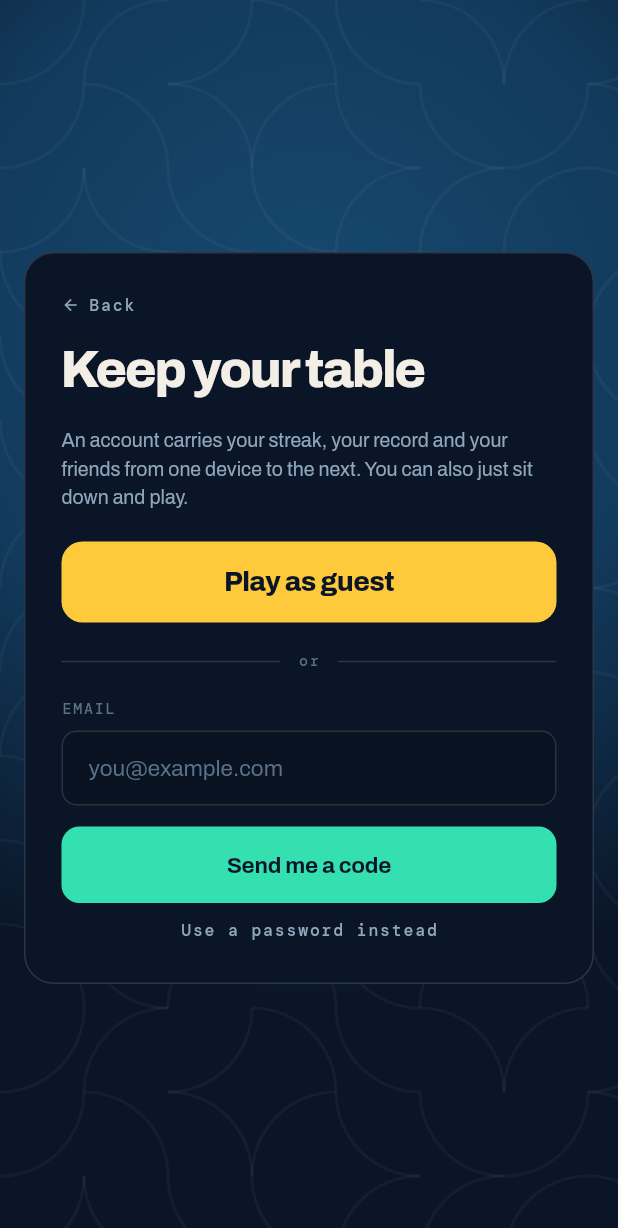
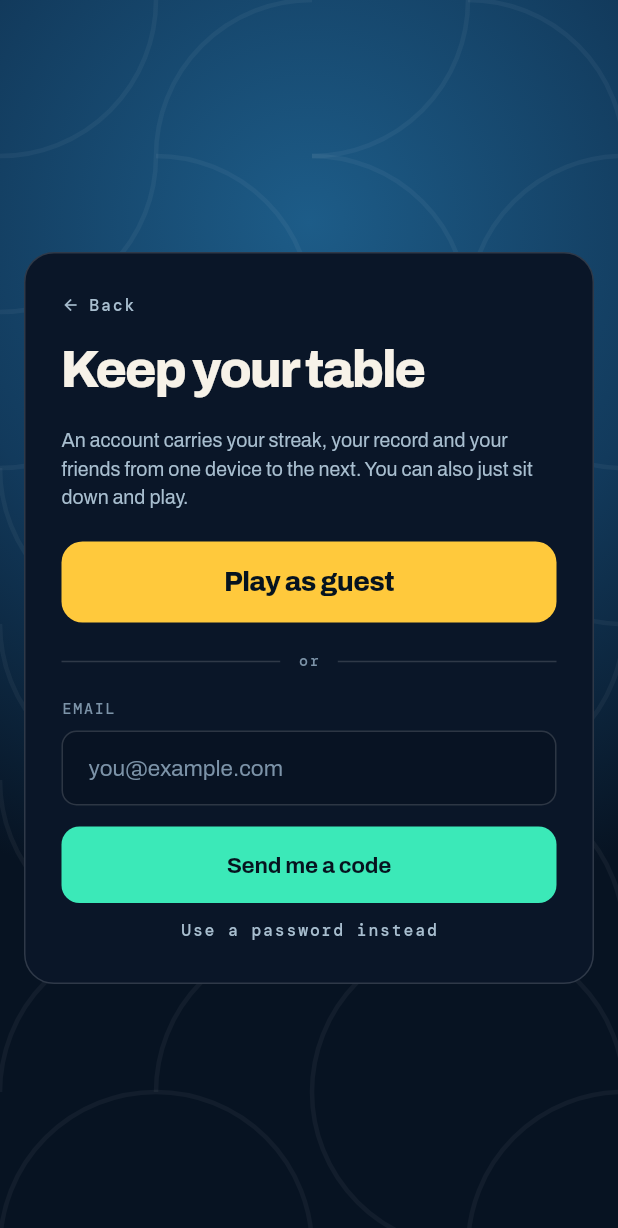
Before and after one commit to LuizFelipeBarbosa/canastra-flutter, a Flutter app: the screen it shows after launch, after a tap on "SIGN IN", on a phone screen of 412 x 824 dp. Shown: the top 1228 px of the screen. Run offline on Flutter 3.47's test engine with Material 3 defaults, Android fonts, the phone set to English and light mode, and no system bars; our stand-ins replace shared_preferences, shelf, shelf_web_socket, supabase_flutter; accounts and stored records are empty.

Commit message:
Repaint both tables in the NOITE and SOL directions

```diff
--- a/lib/ui/theme.dart
+++ b/lib/ui/theme.dart
@@ -92,6 +92,21 @@ class Palette {
   final Color markFill;
   final Color markVoid;
 
+  /// The multiplier applied to card corner radii.
+  final double cardRadiusFactor;
+
+  /// The card border stroke width.
+  final double cardBorderW;
+
+  /// The centre of the felt radial gradient.
+  final Alignment groundCenter;
+
+  /// The radius of the felt radial gradient.
+  final double groundRadius;
+
+  /// The stops of the felt radial gradient.
+  final List<double> groundStops;
+
   const Palette({
     required this.shell,
     required this.ground,
@@ -127,88 +142,103 @@ class Palette {
     required this.avatarInk,
     required this.markFill,
     required this.markVoid,
+    required this.cardRadiusFactor,
+    required this.cardBorderW,
+    required this.groundCenter,
+    required this.groundRadius,
+    required this.groundStops,
   });
 
   /// `mesa noite`.
   static const dark = Palette(
     shell: Color(0xFF06101D),
-    ground: [Color(0xFF17496F), Color(0xFF123A5C), Color(0xFF0A1628)],
-    motifInk: Color(0x09FFFFFF),
-    text: Color(0xFFF4EFE6),
-    ash: Color(0xFF8FA6BC),
-    ashDim: Color(0xFF5A7189),
-    line: Color(0x22FFFFFF),
-    panel: Color(0x33000000),
-    panelHot: Color(0x1A000000),
+    ground: [Color(0xFF1D5C88), Color(0xFF123A5C), Color(0xFF071322)],
+    motifInk: Color(0x0BFFFFFF),
+    text: Color(0xFFF7F2E8),
+    ash: Color(0xFFA8BECF),
+    ashDim: Color(0xFF7C93A8),
+    line: Color(0x26FFFFFF),
+    panel: Color(0x57040E1A),
+    panelHot: Color(0x213BE9B8),
     strip: Color(0x4D000000),
     sheet: Color(0xFF0A1628),
     scrim: Color(0x8A000000),
     sealBg: Color(0xFF0A1628),
-    cardBg: Color(0xFFF4EFE6),
-    cardEdge: Color(0xFFDCD3C4),
-    cardBack: Color(0xFF0D2E4A),
+    cardBg: Color(0xFFF8F3E9),
+    cardEdge: Color(0x1F000000),
+    cardBack: Color(0xFF0C2A44),
     backLine: Color(0x4D35E0B0),
-    backA: Color(0x1A35E0B0),
-    backB: Color(0x1AFF2E88),
+    backA: Color(0x2E3BE9B8),
+    backB: Color(0x2EFF3D93),
     cardShadow: [
       BoxShadow(color: Color(0x59000000), blurRadius: 6, offset: Offset(0, 3)),
     ],
-    mint: Color(0xFF35E0B0),
-    mintInk: Color(0xFF0A1628),
+    mint: Color(0xFF3BE9B8),
+    mintInk: Color(0xFF06131F),
     gold: Color(0xFFFFC93C),
-    goldInk: Color(0xFF0A1628),
-    pink: Color(0xFFFF2E88),
+    goldInk: Color(0xFF06131F),
+    pink: Color(0xFFFF3D93),
     goldLine: Color(0x73FFC93C),
     goldWash: Color(0x1AFFC93C),
-    glow: Color(0x6135E0B0),
-    suitBlack: Color(0xFF16202B),
-    suitRed: Color(0xFFD92B2B),
+    glow: Color(0x613BE9B8),
+    suitBlack: Color(0xFF141E28),
+    suitRed: Color(0xFFD42B2B),
     avatar: Color(0x1FFFFFFF),
     avatarInk: Color(0xFFF4EFE6),
     markFill: Color(0xFFF4EFE6),
     markVoid: Color(0xFF123A5C),
+    cardRadiusFactor: 1.0,
+    cardBorderW: 1.5,
+    groundCenter: Alignment(0, -0.64),
+    groundRadius: 1.135,
+    groundStops: [0.0, 0.54, 1.0],
   );
 
   /// `mesa de sol`.
   static const light = Palette(
     shell: Color(0xFFE8DFCB),
-    ground: [Color(0xFFFBF6EA), Color(0xFFEFE6D3), Color(0xFFE0D4BC)],
+    ground: [Color(0xFFFEFAF0), Color(0xFFF2E8D4), Color(0xFFDBC9A8)],
     // The sun table inverts the motif rather than recolouring it, so the arcs
     // go from a white ghost to a black one at the same 3.5% contrast.
-    motifInk: Color(0x09000000),
-    text: Color(0xFF16202B),
-    ash: Color(0xFF54677A),
-    ashDim: Color(0xFF8496A6),
-    line: Color(0x29123A5C),
-    panel: Color(0x0D123A5C),
-    panelHot: Color(0x120E9E79),
+    motifInk: Color(0x12123A5C),
+    text: Color(0xFF0F1A25),
+    ash: Color(0xFF41586C),
+    ashDim: Color(0xFF6B7E90),
+    line: Color(0x33123A5C),
+    panel: Color(0x94FFFFFF),
+    panelHot: Color(0x240B8E6C),
     strip: Color(0x0F123A5C),
     sheet: Color(0xFFFFFDF7),
     scrim: Color(0x66281E0A),
     sealBg: Color(0xFFFFFDF7),
     cardBg: Color(0xFFFFFFFF),
-    cardEdge: Color(0xFFCFC3AC),
+    cardEdge: Color(0x2E123A5C),
     cardBack: Color(0xFF123A5C),
     backLine: Color(0x59F4EFE6),
-    backA: Color(0x3835E0B0),
-    backB: Color(0x2EFF2E88),
+    backA: Color(0x520B8E6C),
+    backB: Color(0x42CE0F63),
     cardShadow: [
       BoxShadow(color: Color(0x293C2D14), blurRadius: 8, offset: Offset(0, 3)),
     ],
-    mint: Color(0xFF0E9E79),
+    mint: Color(0xFF0B8E6C),
     mintInk: Color(0xFFFFFFFF),
-    gold: Color(0xFFA97900),
+    gold: Color(0xFF9C6E00),
     goldInk: Color(0xFFFFFDF7),
-    pink: Color(0xFFD8146A),
-    goldLine: Color(0x59A97900),
-    goldWash: Color(0x14A97900),
-    glow: Color(0x730E9E79),
-    suitBlack: Color(0xFF16202B),
+    pink: Color(0xFFCE0F63),
+    goldLine: Color(0x599C6E00),
+    goldWash: Color(0x149C6E00),
+    glow: Color(0x730B8E6C),
+    suitBlack: Color(0xFF14202B),
     suitRed: Color(0xFFC61F1F),
     avatar: Color(0x1F123A5C),
     avatarInk: Color(0xFF123A5C),
     markFill: Color(0xFF123A5C),
     markVoid: Color(0xFFF3EBDA),
+    cardRadiusFactor: 1.1,
+    cardBorderW: 1.5,
+    groundCenter: Alignment(0, -0.68),
+    groundRadius: 1.15,
+    groundStops: [0.0, 0.52, 1.0],
   );
 
   /// A mint halo, for whatever is currently a legal destination.
@@ -217,13 +247,12 @@ class Palette {
   ];
 }
 
-/// The table's own gradient. The mock draws it as an 860px circle centred a
-/// little above the middle, which is where the light would fall on a real table.
+/// Each palette carries the felt gradient shape for its NOITE or SOL direction.
 RadialGradient groundGradient(Palette p) => RadialGradient(
-  center: const Alignment(0, -0.48),
-  radius: 860 / 790,
+  center: p.groundCenter,
+  radius: p.groundRadius,
   colors: p.ground,
-  stops: const [0.0, 0.55, 1.0],
+  stops: p.groundStops,
 );
 
 /// Archivo is variable; weight comes from a font variation rather than a
--- a/lib/ui/widgets/stage.dart
+++ b/lib/ui/widgets/stage.dart
@@ -180,7 +180,7 @@ class Room extends StatelessWidget {
 /// tiled. It sits at very low contrast — it should be felt more than seen, and
 /// must never compete with a card.
 class AzulejoPainter extends CustomPainter {
-  static const double tile = 56;
+  static const double tile = 104;
   final Color ink;
 
   const AzulejoPainter({required this.ink});
@@ -189,7 +189,7 @@ class AzulejoPainter extends CustomPainter {
   void paint(Canvas canvas, Size size) {
     final paint = Paint()
       ..style = PaintingStyle.stroke
-      ..strokeWidth = 2.0
+      ..strokeWidth = 3
       ..color = ink;
 
     final cols = (size.width / tile).ceil() + 1;
```
